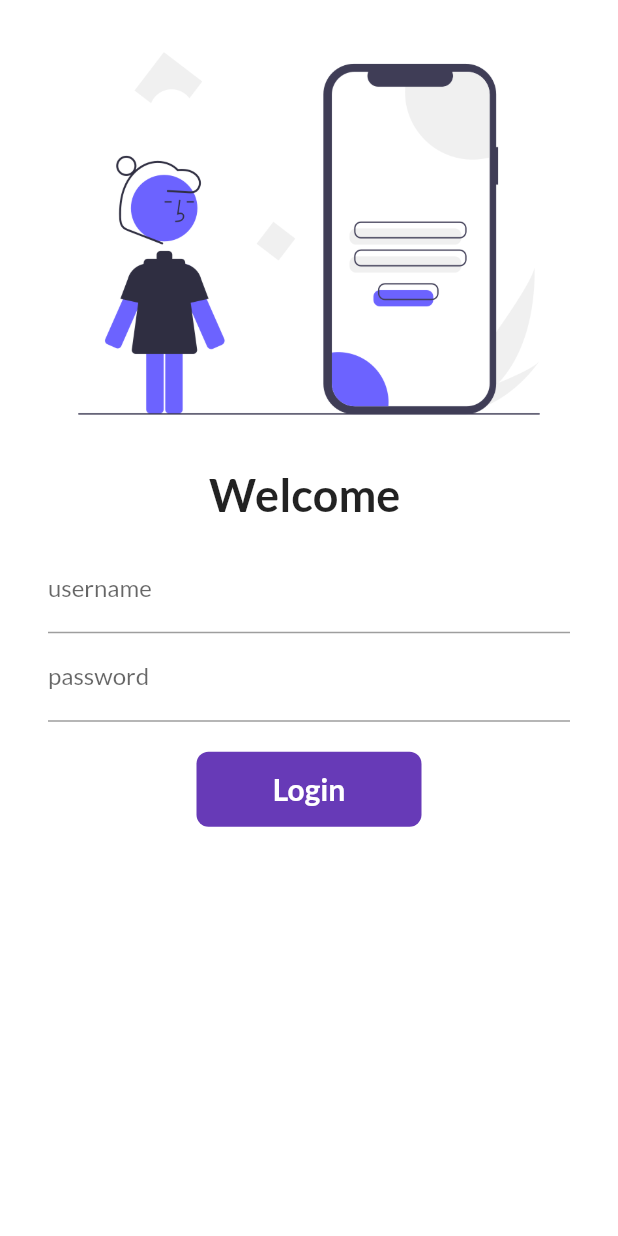
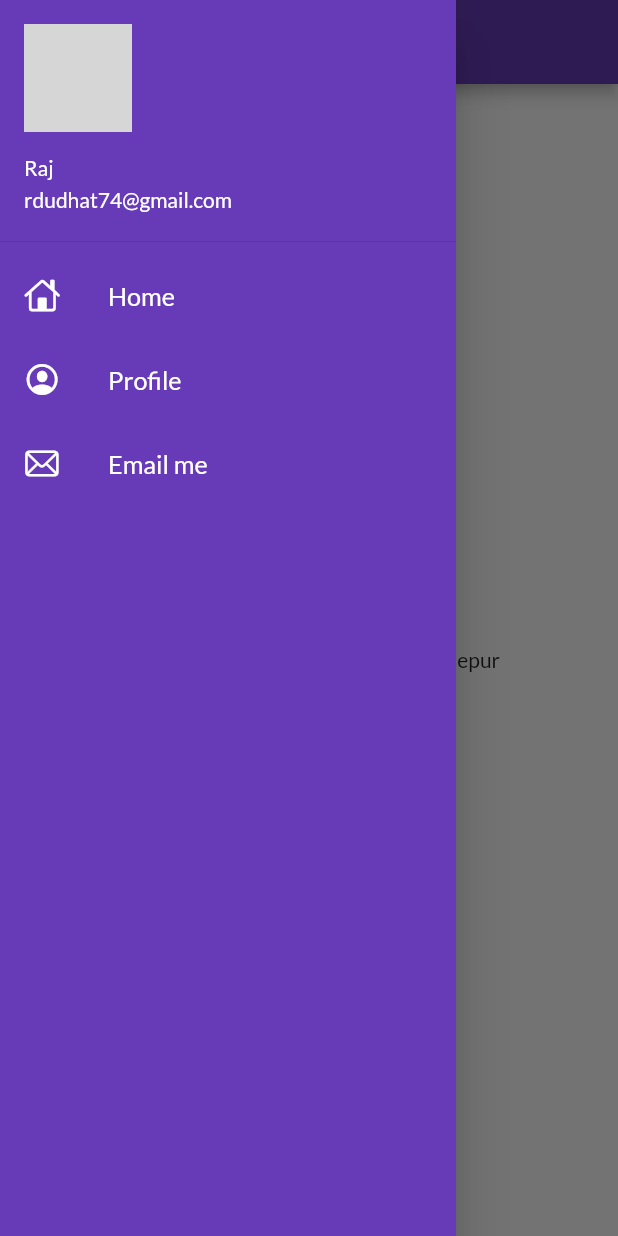
Before and after one commit to raj-610/test1, a Flutter app: the screen it shows after launch, with the side drawer open (before the commit the screen has no drawer), on a phone screen of 412 x 824 dp. Run offline on Flutter 3.47's test engine with Material 2 defaults, Android fonts, the phone set to English and light mode, and no system bars; our stand-ins replace google_fonts; network calls fail; grey boxes are pictures that could not be loaded.

```diff
--- a/lib/PAGES/home_page.dart
+++ b/lib/PAGES/home_page.dart
@@ -1,4 +1,5 @@
 import 'package:flutter/material.dart';
+import 'package:test_1/widgets/drawer.dart';
 
 class HomePage extends StatelessWidget {
    var days = 30;
@@ -15,7 +16,7 @@ class HomePage extends StatelessWidget {
             child:Text("Welcome to $days days of flutter by $name")
           ),
         ),
-        drawer: Drawer(),
+        drawer: MyDrawer(),
       );
   }
 }
--- a/lib/main.dart
+++ b/lib/main.dart
@@ -25,6 +25,8 @@ class MyApp  extends StatelessWidget {
       darkTheme: ThemeData(
         brightness: Brightness.dark,
       ),
+      debugShowCheckedModeBanner: false,
+      initialRoute: MyRoutes.homeRoute,
       routes: {
         "/": (context) => LoginPage(),
         MyRoutes.homeRoute:(context) => HomePage(),
--- /dev/null
+++ b/lib/widgets/drawer.dart
@@ -0,0 +1,71 @@
+import 'package:flutter/cupertino.dart';
+import 'package:flutter/material.dart';
+
+class MyDrawer extends StatelessWidget {
+  const MyDrawer({ Key? key }) : super(key: key);
+
+  @override
+  Widget build(BuildContext context) {
+    final imageUrl = "https://mobile.twitter.com/rajdudhat84";
+    return Drawer(
+      child: Container(
+        color: Colors.deepPurple,
+        child: ListView(
+          padding: EdgeInsets.zero,
+          children: [
+            DrawerHeader(
+              padding: EdgeInsets.zero,
+              child: UserAccountsDrawerHeader(
+              margin: EdgeInsets.zero,
+              accountName: Text("Raj"),
+              accountEmail: Text("rdudhat74@gmail.com"),
+              currentAccountPicture: CircleAvatar(
+                backgroundImage: NetworkImage(imageUrl),
+              ),
+              ),
+              ),
+              ListTile(
+                leading: Icon(
+                  CupertinoIcons.home,
+                  color: Colors.white,
+                ),
+                title: Text(
+                  "Home",
+                  textScaleFactor: 1.2,
+                  style: TextStyle(
+                    color: Colors.white,
+                  ),
+              ),
+            ),
+            ListTile(
+                leading: Icon(
+                  CupertinoIcons.profile_circled,
+                  color: Colors.white,
+                ),
+                title: Text(
+                  "Profile",
+                  textScaleFactor: 1.2,
+                  style: TextStyle(
+                    color: Colors.white,
+                  ),
+              ),
+            ),
+            ListTile(
+                leading: Icon(
+                  CupertinoIcons.mail,
+                  color: Colors.white,
+                ),
+                title: Text(
+                  "Email me",
+                  textScaleFactor: 1.2,
+                  style: TextStyle(
+                    color: Colors.white,
+                  ),
+              ),
+            )
+          ],
+        ),
+      ),
+    );
+  }
+}
```
Also changed, not shown: lib/PAGES/login_page.dart (+134 -1 lines).
